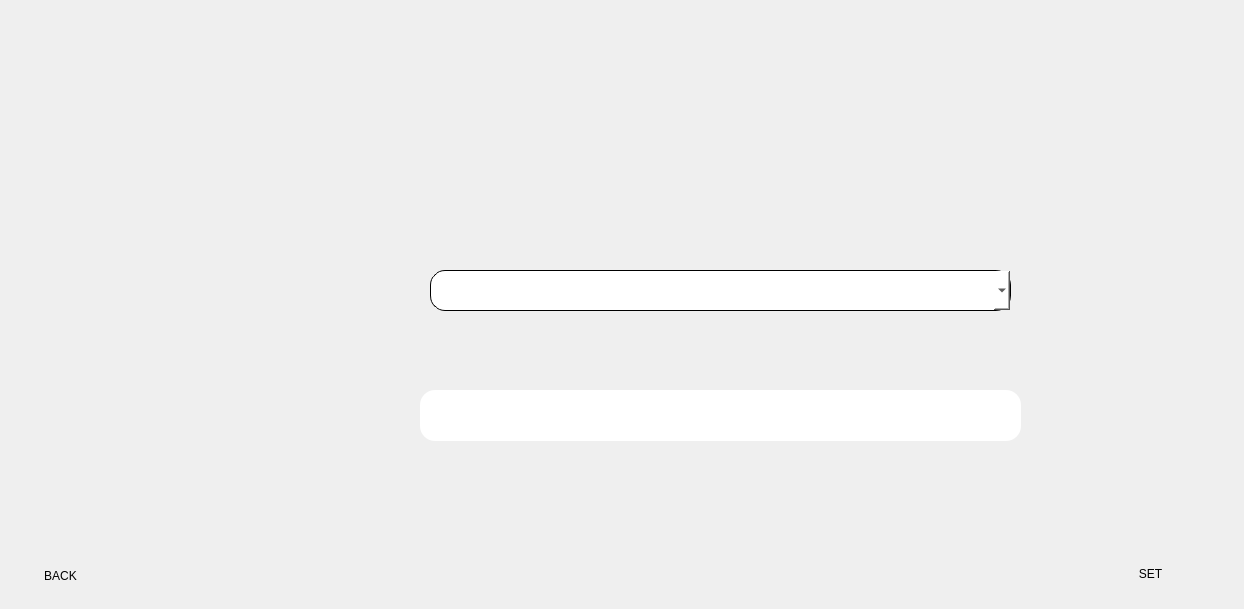
Qt form setprerequisites.ui (0Abdalla0/courseRegistration) before a commit.
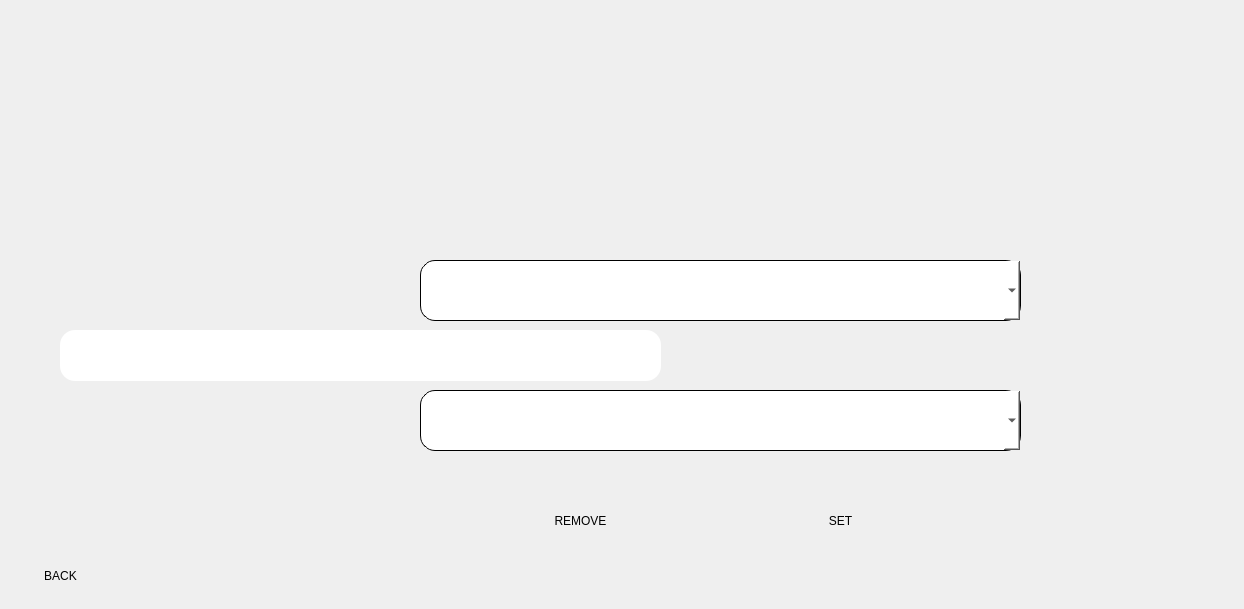
The same form after that commit. Icons and pictures are not drawn.

The edit to the form file:
```diff
--- a/setprerequisites.ui
+++ b/setprerequisites.ui
@@ -40,8 +40,8 @@
   <widget class="QLineEdit" name="prerequisites_input">
    <property name="geometry">
     <rect>
-     <x>420</x>
-     <y>390</y>
+     <x>60</x>
+     <y>330</y>
      <width>601</width>
      <height>51</height>
     </rect>
@@ -54,8 +54,8 @@
   <widget class="QPushButton" name="setBtn">
    <property name="geometry">
     <rect>
-     <x>1110</x>
-     <y>553</y>
+     <x>800</x>
+     <y>500</y>
      <width>81</width>
      <height>41</height>
     </rect>
@@ -73,10 +73,47 @@
   <widget class="QComboBox" name="coursescmb">
    <property name="geometry">
     <rect>
-     <x>430</x>
-     <y>270</y>
-     <width>581</width>
+     <x>420</x>
+     <y>260</y>
+     <width>601</width>
+     <height>61</height>
+    </rect>
+   </property>
+   <property name="styleSheet">
+    <string notr="true">background-color: rgb(255, 255, 255);
+background-image: url(:/imgs/images/white.jpg);
+font: 18pt &quot;Segoe UI&quot;;
+border:1px solid black;
+border-radius:15%;
+color:black;</string>
+   </property>
+  </widget>
+  <widget class="QPushButton" name="removeBtn">
+   <property name="geometry">
+    <rect>
+     <x>510</x>
+     <y>500</y>
+     <width>141</width>
      <height>41</height>
+    </rect>
+   </property>
+   <property name="styleSheet">
+    <string notr="true">font: 22pt &quot;Segoe UI&quot;;
+background-image: url(:/imgs/images/white.jpg);
+color:black;
+border-radius:15%;</string>
+   </property>
+   <property name="text">
+    <string>REMOVE</string>
+   </property>
+  </widget>
+  <widget class="QComboBox" name="preCmb">
+   <property name="geometry">
+    <rect>
+     <x>420</x>
+     <y>390</y>
+     <width>601</width>
+     <height>61</height>
     </rect>
    </property>
    <property name="styleSheet">
```
Left out of the diff: 2 changed lines with no effect on the pictures.
